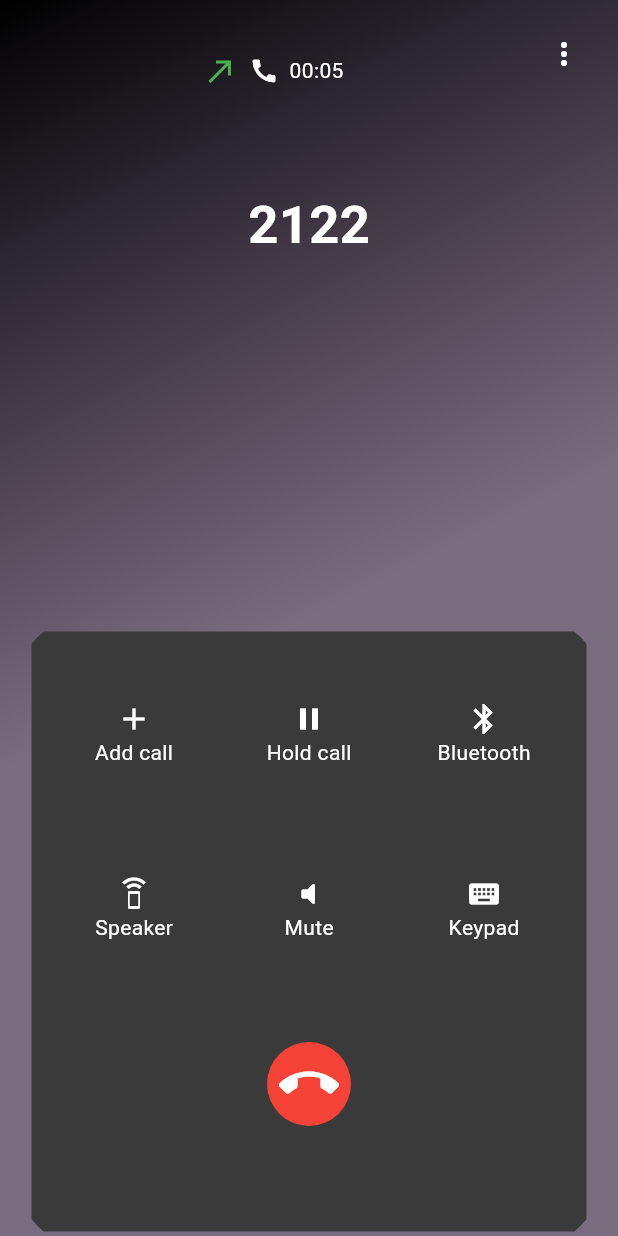
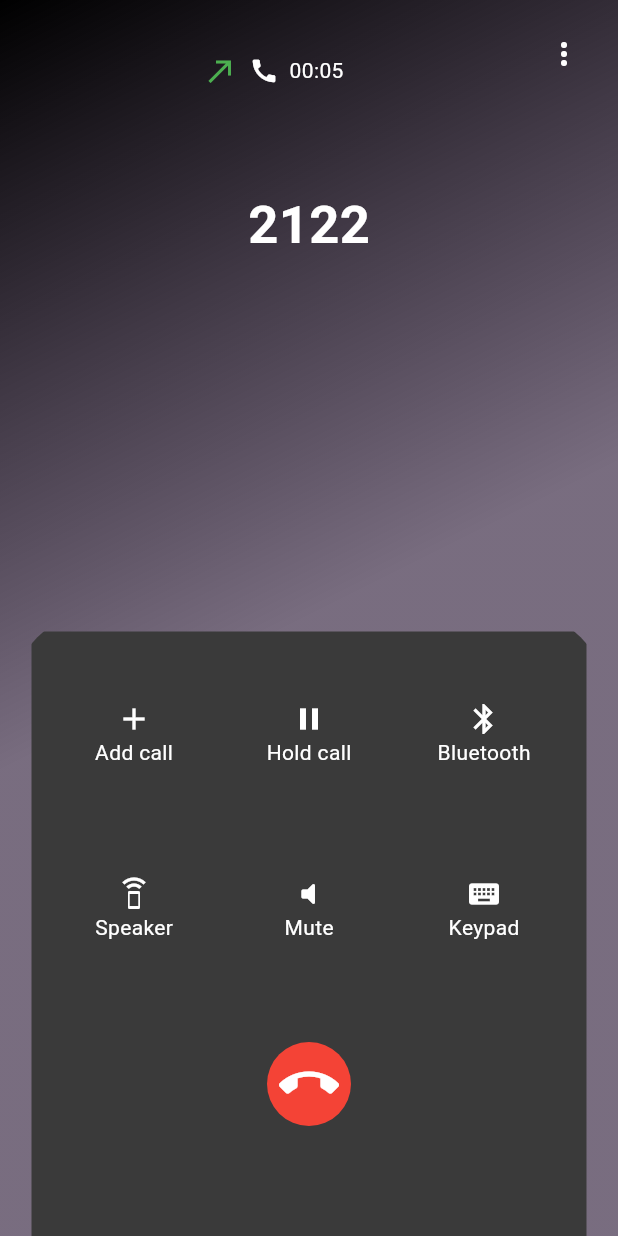
Before and after one commit to 90duse/asign_one_mo_ahmed, a Flutter app: the screen it shows after launch, on a phone screen of 412 x 824 dp. Run offline on Flutter 3.47's test engine with Material 3 defaults, Android fonts, the phone set to English and light mode, and no system bars; our stand-ins replace faker, like_button, shimmer; missing offline and left inert: dart:html, dart:js_util.

Commit message:
added some change

```diff
--- a/lib/phoneUI.dart
+++ b/lib/phoneUI.dart
@@ -78,7 +78,7 @@ class phoneui extends StatelessWidget {
               borderRadius: BorderRadius.circular(85.0),
               child: Container(
                 margin: EdgeInsets.all(21.0),
-                height: 400,
+                height: 450,
                 width: double.infinity,
                 color: Color.fromARGB(255, 58, 58, 58),
                 padding: EdgeInsets.all(10),
```
